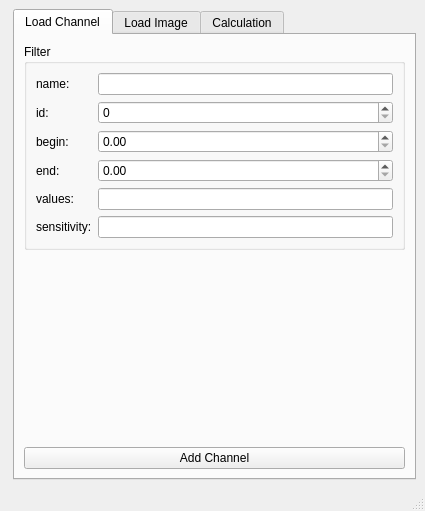
This is app/ui/MaracujaMS.ui in xalpha/maracuja as Qt 5 draws it before an edit. The edited form follows.
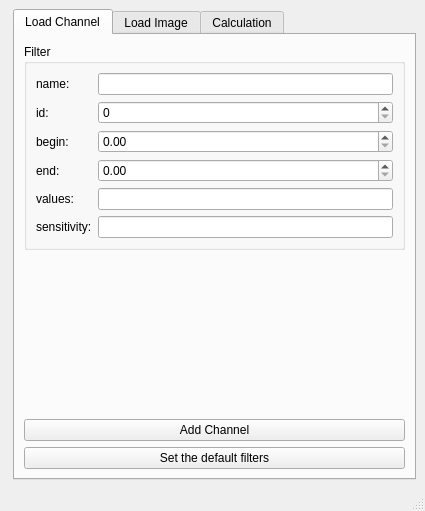
This is the edited form. The open tabs and pages were chosen to show the change. Icons and pictures are not drawn. Custom widgets are drawn as their Qt base class.

Commit message: New button: we can set the "default filters" Still Segmentation fault. Modification of the function setImage(). Calculation until the coefficients'calculation (no image calculation).

What changed in the file:
```diff
--- a/app/ui/MaracujaMS.ui
+++ b/app/ui/MaracujaMS.ui
@@ -149,6 +149,13 @@
           </property>
          </widget>
         </item>
+        <item>
+         <widget class="QPushButton" name="default_channels">
+          <property name="text">
+           <string>Set the default filters</string>
+          </property>
+         </widget>
+        </item>
        </layout>
       </widget>
       <widget class="QWidget" name="tab_2">
```
Left out of the diff: 4 changed lines with no effect on the pictures. The commit also changes 5 other files.
